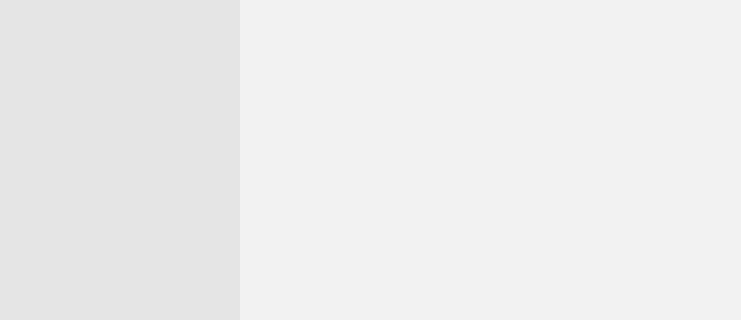
Above: Project/src/imaging/ImagingSW/mainwindow.ui from AndaCondaa/Dental_Imaging_SW_System before the change; both pictures show x 160 to 901 and y 125 to 445 of the 1500 by 800 pixel window. Below: the same form after it.
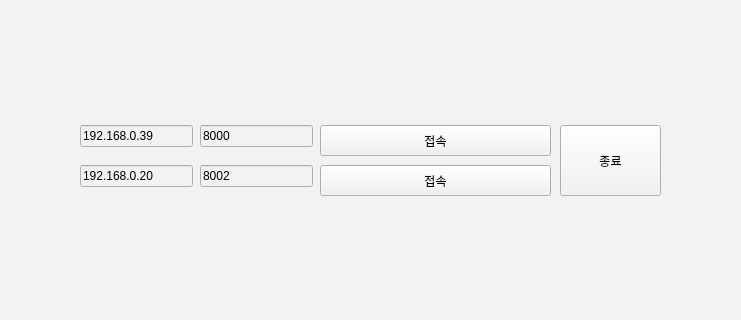
That is the form after the change.

```diff
--- a/Project/src/imaging/ImagingSW/mainwindow.ui
+++ b/Project/src/imaging/ImagingSW/mainwindow.ui
@@ -52,7 +52,102 @@
      <number>0</number>
     </property>
     <item row="0" column="0">
-     <layout class="QHBoxLayout" name="horizontalLayout">
+     <widget class="QStackedWidget" name="pageStackedWidget">
+      <widget class="QWidget" name="logInPage">
+       <widget class="QLineEdit" name="mainIpEdit">
+        <property name="geometry">
+         <rect>
+          <x>240</x>
+          <y>250</y>
+          <width>113</width>
+          <height>22</height>
+         </rect>
+        </property>
+        <property name="text">
+         <string>192.168.0.39</string>
+        </property>
+       </widget>
+       <widget class="QLineEdit" name="mainPortEdit">
+        <property name="geometry">
+         <rect>
+          <x>360</x>
+          <y>250</y>
+          <width>113</width>
+          <height>22</height>
+         </rect>
+        </property>
+        <property name="text">
+         <string>8000</string>
+        </property>
+       </widget>
+       <widget class="QPushButton" name="mainConnectButton">
+        <property name="geometry">
+         <rect>
+          <x>480</x>
+          <y>250</y>
+          <width>231</width>
+          <height>31</height>
+         </rect>
+        </property>
+        <property name="text">
+         <string>접속</string>
+        </property>
+       </widget>
+       <widget class="QPushButton" name="quitButton">
+        <property name="geometry">
+         <rect>
+          <x>720</x>
+          <y>250</y>
+          <width>101</width>
+          <height>71</height>
+         </rect>
+        </property>
+        <property name="text">
+         <string>종료</string>
+        </property>
+       </widget>
+       <widget class="QLineEdit" name="subIpEdit">
+        <property name="geometry">
+         <rect>
+          <x>240</x>
+          <y>290</y>
+          <width>113</width>
+          <height>22</height>
+         </rect>
+        </property>
+        <property name="text">
+         <string>192.168.0.20</string>
+        </property>
+       </widget>
+       <widget class="QLineEdit" name="subPortEdit">
+        <property name="geometry">
+         <rect>
+          <x>360</x>
+          <y>290</y>
+          <width>113</width>
+          <height>22</height>
+         </rect>
+        </property>
+        <property name="text">
+         <string>8002</string>
+        </property>
+       </widget>
+       <widget class="QPushButton" name="subConnectButton">
+        <property name="geometry">
+         <rect>
+          <x>480</x>
+          <y>290</y>
+          <width>231</width>
+          <height>31</height>
+         </rect>
+        </property>
+        <property name="text">
+         <string>접속</string>
+        </property>
+       </widget>
+      </widget>
+      <widget class="QWidget" name="ProcessPage">
+       <layout class="QGridLayout" name="gridLayout_3">
       <property name="leftMargin">
        <number>0</number>
       </property>
@@ -63,6 +158,14 @@
        <number>0</number>
       </property>
       <property name="bottomMargin">
+         <number>0</number>
+        </property>
+        <property name="spacing">
+         <number>0</number>
+        </property>
+        <item row="0" column="0">
+         <layout class="QHBoxLayout" name="horizontalLayout_2">
+          <property name="spacing">
        <number>0</number>
       </property>
       <item>
@@ -82,27 +185,22 @@
         <property name="frameShadow">
          <enum>QFrame::Raised</enum>
         </property>
-        <layout class="QGridLayout" name="gridLayout">
-         <property name="leftMargin">
-          <number>2</number>
-         </property>
-         <property name="topMargin">
-          <number>2</number>
-         </property>
-         <property name="rightMargin">
-          <number>2</number>
-         </property>
-         <property name="bottomMargin">
-          <number>2</number>
-         </property>
-         <property name="spacing">
-          <number>2</number>
-         </property>
-         <item row="0" column="0">
           <layout class="QVBoxLayout" name="verticalLayout">
            <property name="spacing">
             <number>0</number>
            </property>
+             <property name="leftMargin">
+              <number>0</number>
+             </property>
+             <property name="topMargin">
+              <number>0</number>
+             </property>
+             <property name="rightMargin">
+              <number>0</number>
+             </property>
+             <property name="bottomMargin">
+              <number>0</number>
+             </property>
            <item>
             <widget class="QFrame" name="patientFrame">
              <property name="sizePolicy">
@@ -148,6 +246,9 @@
                <height>300</height>
               </size>
              </property>
+               <property name="styleSheet">
+                <string notr="true"/>
+               </property>
              <property name="frameShape">
               <enum>QFrame::NoFrame</enum>
              </property>
@@ -155,8 +256,6 @@
               <enum>QFrame::Raised</enum>
              </property>
             </widget>
-           </item>
-          </layout>
          </item>
         </layout>
        </widget>
@@ -187,6 +286,10 @@
        </widget>
       </item>
      </layout>
+        </item>
+       </layout>
+      </widget>
+     </widget>
     </item>
    </layout>
   </widget>
```
Lines whose indentation alone changed are shown as unchanged.
